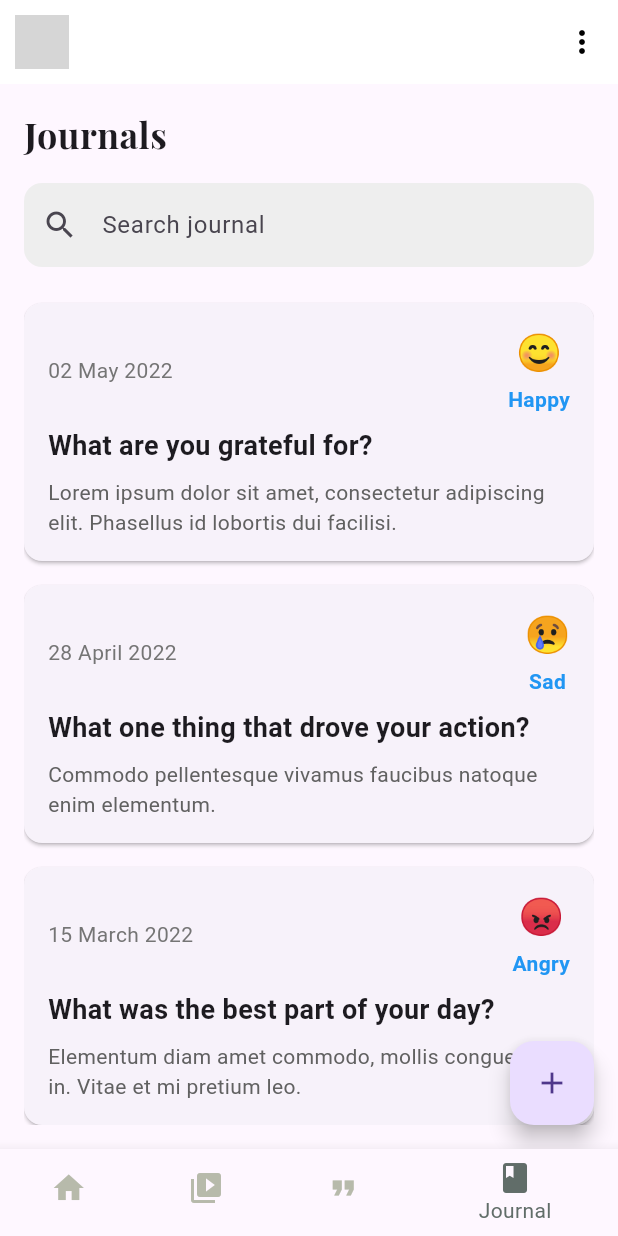
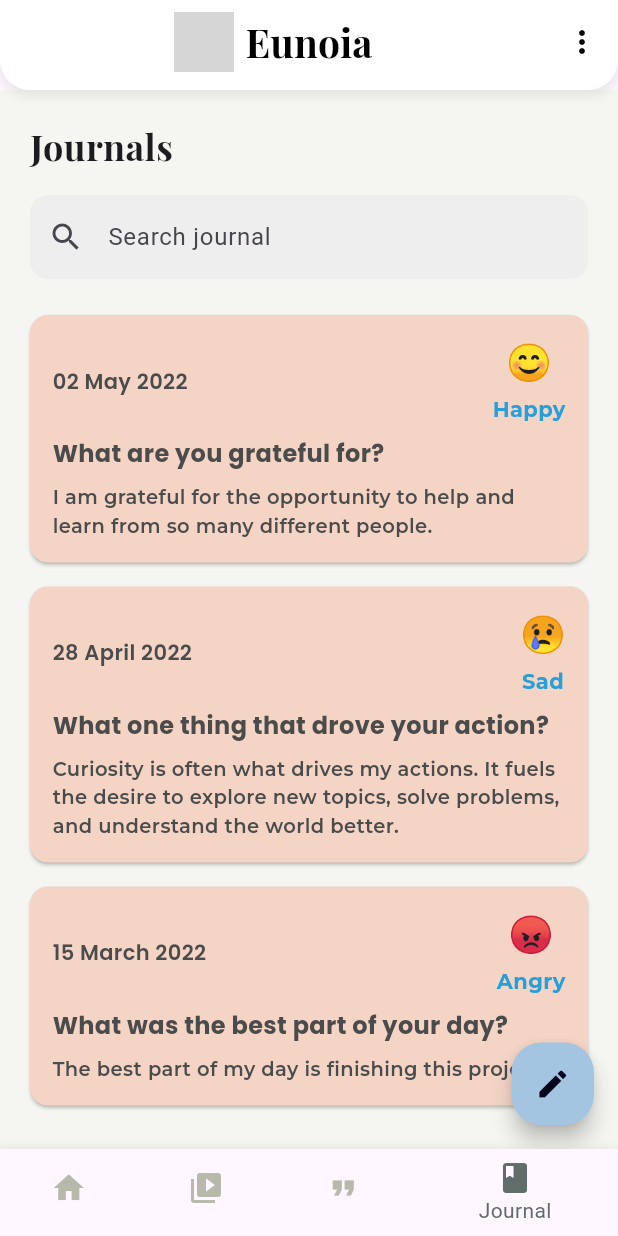
Before and after one commit to iamkasumi/AppDev, a Flutter app: the HomePage screen opened directly with empty values, item 4 of the bottom bar chosen, on a phone screen of 412 x 824 dp. Run offline on Flutter 3.47's test engine with Material 3 defaults, Android fonts, the phone set to English and light mode, and no system bars; our stand-ins replace carousel_slider, google_fonts, video_player; grey boxes are pictures that could not be loaded.

Commit message:
updated appbar, journal page

```diff
--- a/mental_health/lib/pages/homeScreen.dart
+++ b/mental_health/lib/pages/homeScreen.dart
@@ -3,6 +3,7 @@
 import 'affirmations_page.dart';
 import 'journal/journal_page.dart';
 import 'home_page.dart';
+import 'package:google_fonts/google_fonts.dart';
 
 class HomePage extends StatefulWidget {
   final String nickname; // Add a field to store the nickname
@@ -34,16 +35,49 @@
   Widget build(BuildContext context) {
     return Scaffold(
 
-      appBar: AppBar(
-        backgroundColor: Colors.white,
+      appBar: PreferredSize(
+        preferredSize: Size.fromHeight(60.0),
+
+        child: Container(
+          decoration: BoxDecoration(
+            color: Colors.white,
+            borderRadius: BorderRadius.vertical(
+              bottom: Radius.circular(20.0),
+            ),
+
+            boxShadow: [
+              BoxShadow(
+                color: Colors.grey.withOpacity(0.2),
+                spreadRadius: 1,
+                blurRadius: 5,
+                offset: Offset(0, 3),
+              ),
+            ],
+          ),
+
+          child: AppBar(
+            backgroundColor: Colors.transparent,
             elevation: 0,
-        leading: Padding(
-          padding: const EdgeInsets.all(10.0),
-          child: Image.asset(
+            title: Row(
+              mainAxisAlignment: MainAxisAlignment.center,
+              children: [
+                Image.asset(
                   'images/butterfly-1.jpg',
                   width: 40,
                   height: 40,
                 ),
+
+                const SizedBox(width: 8),
+
+                Text(
+                  "Eunoia",
+                  style: GoogleFonts.playfairDisplay(
+                    fontSize: 26,
+                    fontWeight: FontWeight.w700,
+                    color: Colors.black,
+                  ),
+                ),
+              ],
             ),
 
             actions: <Widget>[
@@ -54,6 +88,8 @@
                 },
               ),
             ],
+          ),
+        ),
       ),
 
       body: Center(
--- a/mental_health/lib/pages/journal/journal_page.dart
+++ b/mental_health/lib/pages/journal/journal_page.dart
@@ -17,21 +17,21 @@
       "mood": "Happy",
       "emoji": '😊',
       "title": "What are you grateful for?",
-      "description": "Lorem ipsum dolor sit amet, consectetur adipiscing elit. Phasellus id lobortis dui facilisi."
+      "description": "I am grateful for the opportunity to help and learn from so many different people."
     },
     {
       "date": "28 April 2022",
       "mood": "Sad",
       "emoji": '😢',
       "title": "What one thing that drove your action?",
-      "description": "Commodo pellentesque vivamus faucibus natoque enim elementum."
+      "description": "Curiosity is often what drives my actions. It fuels the desire to explore new topics, solve problems, and understand the world better."
     },
     {
       "date": "15 March 2022",
       "mood": "Angry",
       "emoji": '😡',
       "title": "What was the best part of your day?",
-      "description": "Elementum diam amet commodo, mollis congue sed in. Vitae et mi pretium leo."
+      "description": "The best part of my day is finishing this project."
     },
   ];
 
@@ -44,8 +44,9 @@
   @override
   Widget build(BuildContext context) {
     return Scaffold(
+      backgroundColor: Color.fromARGB(255, 245, 245, 241),
       body: Padding(
-        padding: const EdgeInsets.all(16.0),
+        padding: const EdgeInsets.all(20.0), // Padding for the whole page
         child: Column(
           crossAxisAlignment: CrossAxisAlignment.start,
           children: [
@@ -56,7 +57,9 @@
                 fontWeight: FontWeight.bold,
               ),
             ),
+
             const SizedBox(height: 16),
+
             TextField(
               decoration: InputDecoration(
                 prefixIcon: Icon(Icons.search),
@@ -69,7 +72,9 @@
                 fillColor: Colors.grey[200],
               ),
             ),
+
             const SizedBox(height: 16),
+
             Expanded(
               child: ListView.builder(
                 itemCount: _journalEntries.length,
@@ -100,7 +105,11 @@
           ],
         ),
       ),
-      floatingActionButton: FloatingActionButton(
+
+      floatingActionButton: SizedBox(
+        width: 55.0,
+        height: 55.0,
+        child: FloatingActionButton(
           onPressed: () {
             Navigator.push(
               context,
@@ -109,7 +118,18 @@
               ),
             );
           },
-        child: Icon(Icons.add),
+
+          child: Icon(
+            Icons.edit,
+            color: Color.fromRGBO(1, 4, 26, 1),
+          ),
+
+          backgroundColor: Color.fromARGB(255, 163, 197, 225),
+
+          shape: RoundedRectangleBorder(
+            borderRadius: BorderRadius.circular(20.0),
+          ),
+        ),
       ),
     );
   }
@@ -134,8 +154,9 @@
   Widget build(BuildContext context) {
     return Card(
       margin: const EdgeInsets.symmetric(vertical: 8),
+      color: Color.fromARGB(255, 244, 213, 197),
       child: Padding(
-        padding: const EdgeInsets.all(16.0),
+        padding: const EdgeInsets.all(15.0), // Padding inside the card
         child: Column(
           crossAxisAlignment: CrossAxisAlignment.start,
           children: [
@@ -143,9 +164,15 @@
               children: [
                 Text(
                   date,
-                  style: TextStyle(color: Colors.grey[600]),
+                  style: GoogleFonts.poppins(
+                    fontSize: 14,
+                    fontWeight: FontWeight.w600,
+                    color: Color.fromARGB(255, 75, 75, 75),
                   ),
+                ),
+
                 const Spacer(),
+
                 EmotionWidget(
                   emoji: emoji,
                   label: mood,
@@ -154,18 +181,27 @@
                 ),
               ],
             ),
+
             const SizedBox(height: 8),
+
             Text(
               title,
-              style: const TextStyle(
-                fontSize: 18,
+              style: GoogleFonts.poppins(
+                fontSize: 16,
                 fontWeight: FontWeight.bold,
+                color: Color.fromARGB(255, 75, 75, 75),
               ),
             ),
+
             const SizedBox(height: 8),
+
             Text(
               description,
-              style: TextStyle(color: Colors.grey[700]),
+              style: GoogleFonts.montserrat(
+                fontSize: 13,
+                fontWeight: FontWeight.w600,
+                color: Color.fromARGB(255, 75, 75, 75),
+              ),
             ),
           ],
         ),
@@ -193,15 +229,18 @@
       onTap: onTap,
       child: Column(
         children: [
+
           Text(
             emoji,
             style: TextStyle(fontSize: 24),
           ),
+
           const SizedBox(height: 4),
+
           Text(
             label,
-            style: TextStyle(
-              color: isSelected ? Colors.blue : Colors.black,
+            style: GoogleFonts.montserrat(
+              color: isSelected ? Color.fromARGB(255, 39, 159, 218) : Colors.black,
               fontWeight: isSelected ? FontWeight.bold : FontWeight.normal,
             ),
           ),
```
Also changed, not shown: mental_health/assets/images/butterfly-1.jpg, 1 other file. Lines whose indentation alone changed are shown as unchanged.
